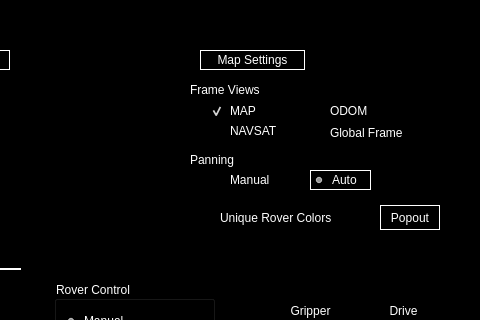
The window that src/rqt_rover_gui/src/rover_gui_plugin.ui (BCLab-UNM/CPFA-ROS) describes before a commit, drawn with Qt 5; both pictures show x 620 to 1100 and y 276 to 596 of the 1100 by 725 pixel window.
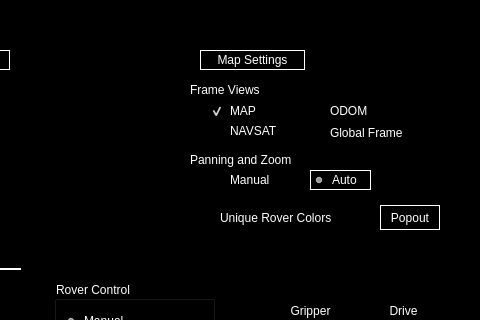
The same window after the commit. The open tabs and pages were chosen to show the change. Custom widgets are drawn as their Qt base class.

```diff
--- a/src/rqt_rover_gui/src/rover_gui_plugin.ui
+++ b/src/rqt_rover_gui/src/rover_gui_plugin.ui
@@ -556,7 +556,7 @@
        <rect>
         <x>10</x>
         <y>90</y>
-        <width>90</width>
+        <width>131</width>
         <height>20</height>
        </rect>
       </property>
@@ -564,7 +564,7 @@
        <string notr="true">color: rgb(255, 255, 255);</string>
       </property>
       <property name="text">
-       <string>Panning</string>
+       <string>Panning and Zoom</string>
       </property>
       <property name="alignment">
        <set>Qt::AlignLeading|Qt::AlignLeft|Qt::AlignVCenter</set>
```
Left out of the diff: 5 changed lines with no effect on the pictures.
